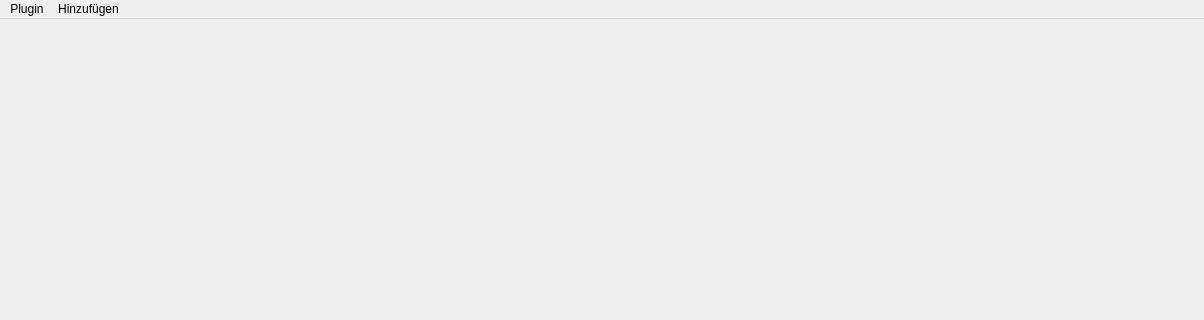
This is src/Plugins/MainWindow/mainwindow.ui in safri-framework/safri-player as Qt 5 draws it before an edit; both pictures show x 0 to 1204 and y 0 to 320 of the 1204 by 600 pixel window. The edited form follows.
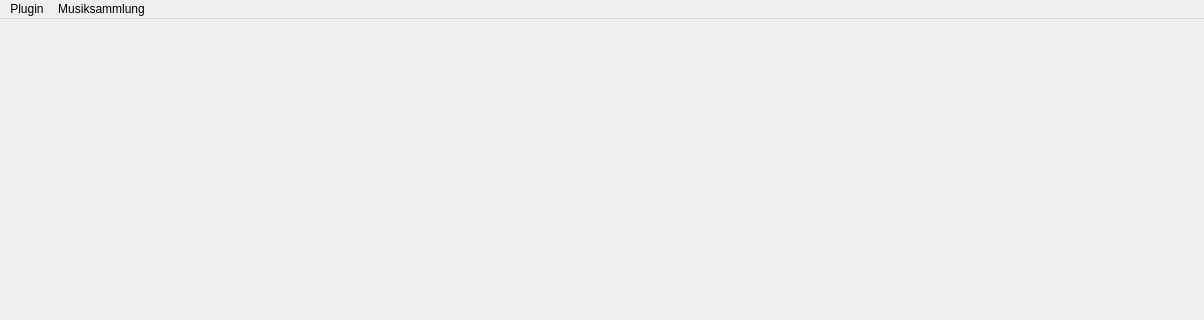
This is the edited form.

Diff of the .ui file:
```diff
--- a/src/Plugins/MainWindow/mainwindow.ui
+++ b/src/Plugins/MainWindow/mainwindow.ui
@@ -271,7 +271,7 @@
    </widget>
    <widget class="QMenu" name="menuHinzuf_gen">
     <property name="title">
-     <string>Hinzufügen</string>
+     <string>Musiksammlung</string>
     </property>
     <addaction name="actionAdd_folder"/>
    </widget>
```
Left out of the diff: 105 changed lines with no effect on the pictures.
